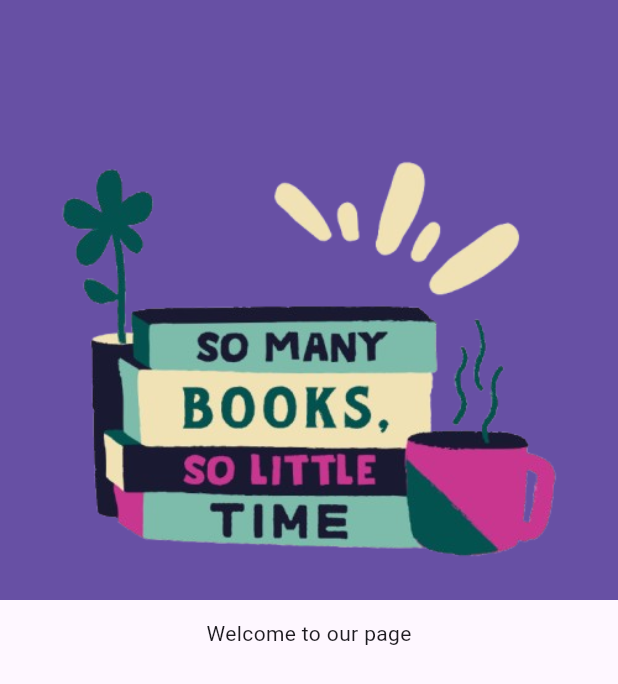
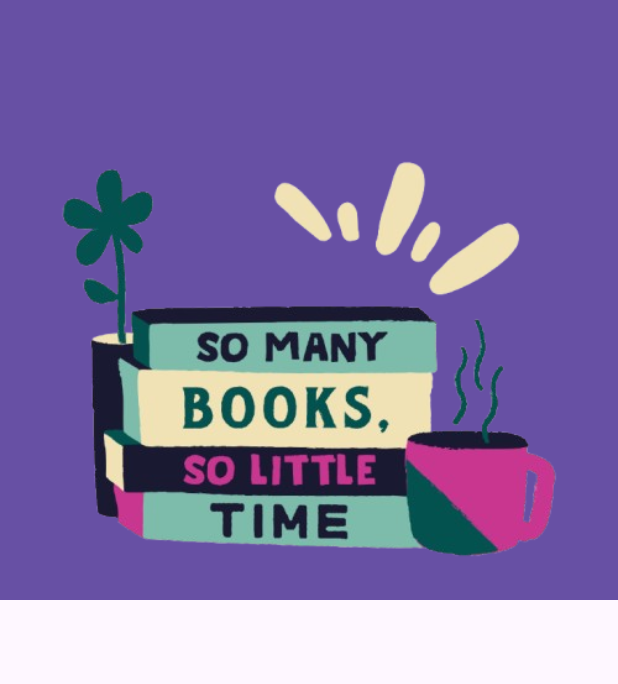
Before and after one commit to AzzamHussain/E-Library, a Flutter app: the screen it shows after launch, on a phone screen of 412 x 824 dp. Shown: the top 684 px of the screen. Run offline on Flutter 3.47's test engine with Material 3 defaults, Android fonts, the phone set to English and light mode, and no system bars; our stand-ins replace get.

Commit message:
welcome page started

```diff
--- a/lib/pages/welcomepage.dart
+++ b/lib/pages/welcomepage.dart
@@ -1,4 +1,6 @@
+import 'package:e_books_app/utils/colors.dart';
 import 'package:flutter/material.dart';
+import 'package:get/get_utils/get_utils.dart';
 
 class Welcomepage extends StatefulWidget {
   const Welcomepage({super.key});
@@ -20,7 +22,12 @@ class _WelcomepageState extends State<Welcomepage> {
               child: Column(
                 children: [
                   Image.asset("assets/images/welcomePage.png"),
-                  Text("Welcome to our page")
+                  Text("E-Book Store",
+                      style: Theme.of(context)
+                          .textTheme
+                          .headlineLarge
+                          ?.copyWith(
+                              color: Theme.of(context).colorScheme.background)),
                 ],
               ),
             ),
```
